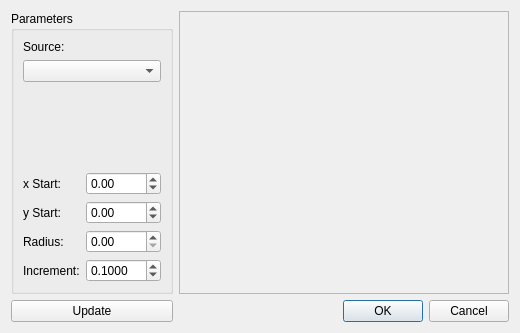
The window that ui/radialint.ui (tweber-ill/frm_mirror-miezetools) describes before a commit, drawn with Qt 5.
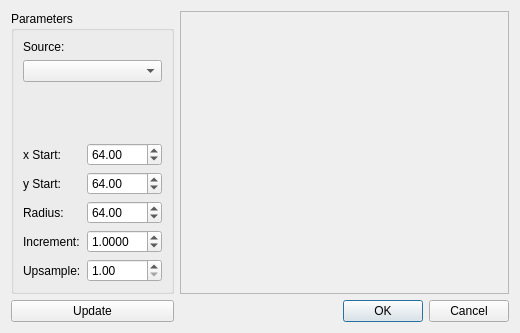
The same window after the commit.

Commit message: added scale factor for rad int

Diff of the .ui file:
```diff
--- a/ui/radialint.ui
+++ b/ui/radialint.ui
@@ -42,6 +42,9 @@
         <property name="maximum">
          <double>9999.000000000000000</double>
         </property>
+        <property name="value">
+         <double>64.000000000000000</double>
+        </property>
        </widget>
       </item>
       <item row="3" column="0">
@@ -59,6 +62,9 @@
         <property name="maximum">
          <double>9999.000000000000000</double>
         </property>
+        <property name="value">
+         <double>64.000000000000000</double>
+        </property>
        </widget>
       </item>
       <item row="6" column="1">
@@ -70,7 +76,7 @@
          <double>0.100000000000000</double>
         </property>
         <property name="value">
-         <double>0.100000000000000</double>
+         <double>1.000000000000000</double>
         </property>
        </widget>
       </item>
@@ -112,6 +118,29 @@
         <property name="maximum">
          <double>9999.000000000000000</double>
         </property>
+        <property name="value">
+         <double>64.000000000000000</double>
+        </property>
+       </widget>
+      </item>
+      <item row="7" column="0">
+       <widget class="QLabel" name="label_5">
+        <property name="text">
+         <string>Upsample:</string>
+        </property>
+       </widget>
+      </item>
+      <item row="7" column="1">
+       <widget class="QDoubleSpinBox" name="spinScale">
+        <property name="decimals">
+         <number>2</number>
+        </property>
+        <property name="minimum">
+         <double>1.000000000000000</double>
+        </property>
+        <property name="maximum">
+         <double>64.000000000000000</double>
+        </property>
        </widget>
       </item>
      </layout>
```
Left out of the diff: 1 changed line with no effect on the pictures. The commit also changes 9 other files.
